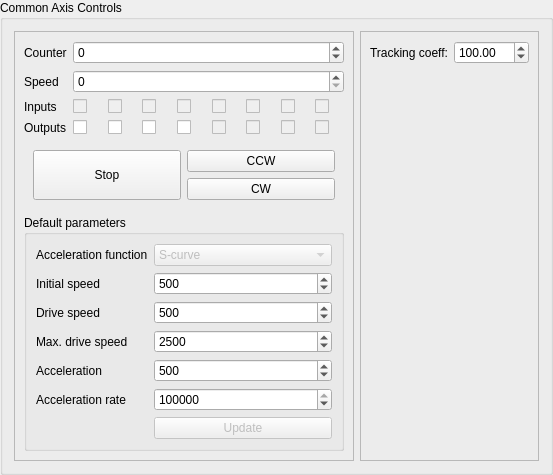
Old version of the form AxisControlPanel.ui in the repository artm/biofame-robot.
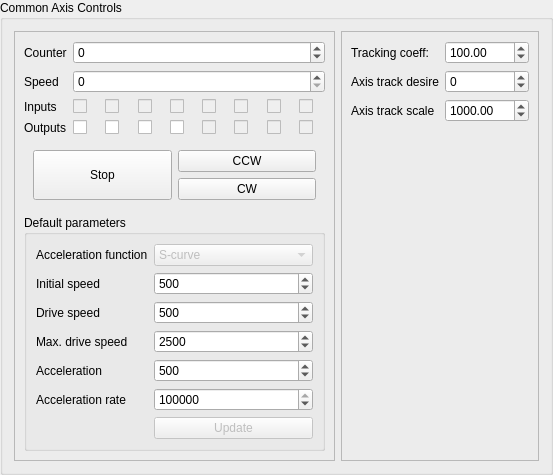
New version of the form.

Patch:
```diff
--- a/AxisControlPanel.ui
+++ b/AxisControlPanel.ui
@@ -527,6 +527,9 @@
       </item>
       <item row="0" column="1">
        <widget class="QDoubleSpinBox" name="trackingCoeff">
+        <property name="decimals">
+         <number>2</number>
+        </property>
         <property name="minimum">
          <double>-1000.000000000000000</double>
         </property>
@@ -541,6 +544,43 @@
         </property>
        </widget>
       </item>
+      <item row="1" column="1">
+       <widget class="QSpinBox" name="desire">
+        <property name="minimum">
+         <number>-1000000</number>
+        </property>
+        <property name="maximum">
+         <number>1000000</number>
+        </property>
+       </widget>
+      </item>
+      <item row="2" column="1">
+       <widget class="QDoubleSpinBox" name="desireScale">
+        <property name="decimals">
+         <number>2</number>
+        </property>
+        <property name="maximum">
+         <double>1000000.000000000000000</double>
+        </property>
+        <property name="value">
+         <double>1000.000000000000000</double>
+        </property>
+       </widget>
+      </item>
+      <item row="1" column="0">
+       <widget class="QLabel" name="label_11">
+        <property name="text">
+         <string>Axis track desire</string>
+        </property>
+       </widget>
+      </item>
+      <item row="2" column="0">
+       <widget class="QLabel" name="label_12">
+        <property name="text">
+         <string>Axis track scale</string>
+        </property>
+       </widget>
+      </item>
      </layout>
     </widget>
    </item>
```
